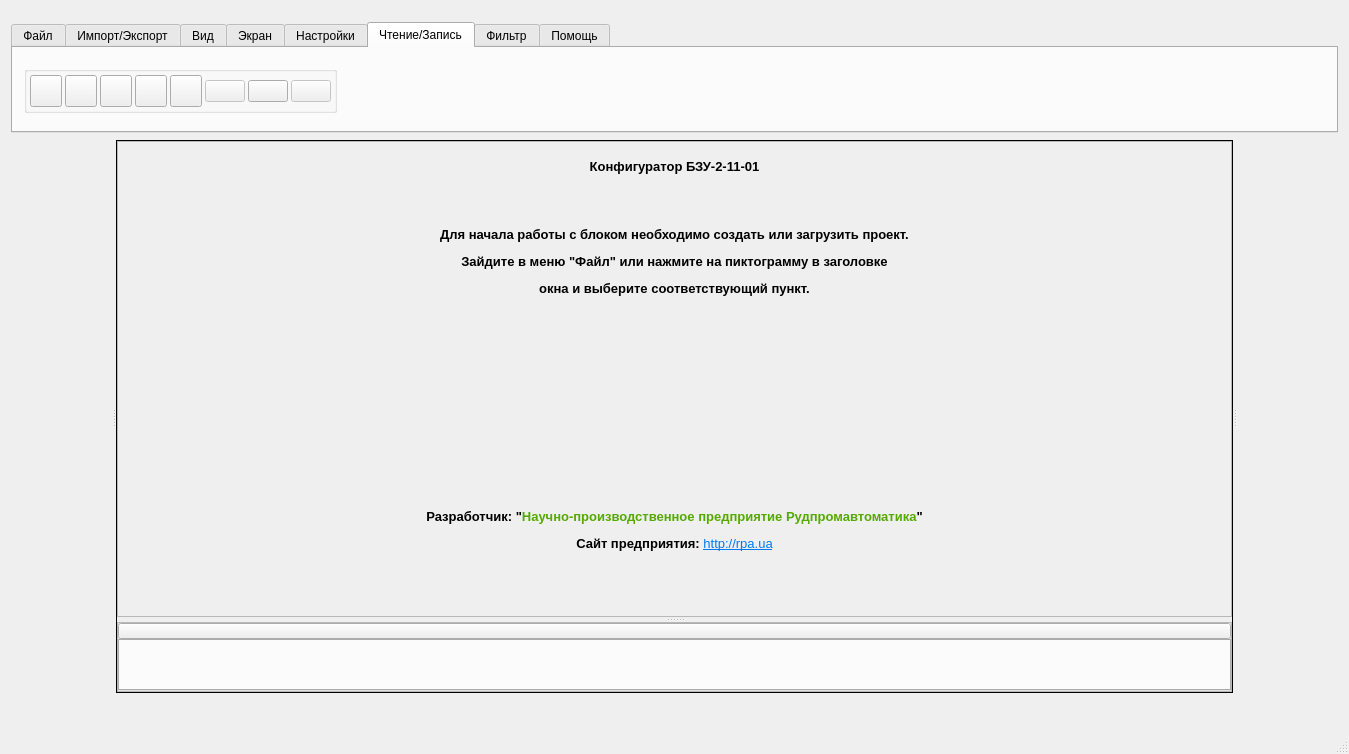
The window that configuratorwindow.ui (vlarry/configurator) describes before a commit, drawn with Qt 5.
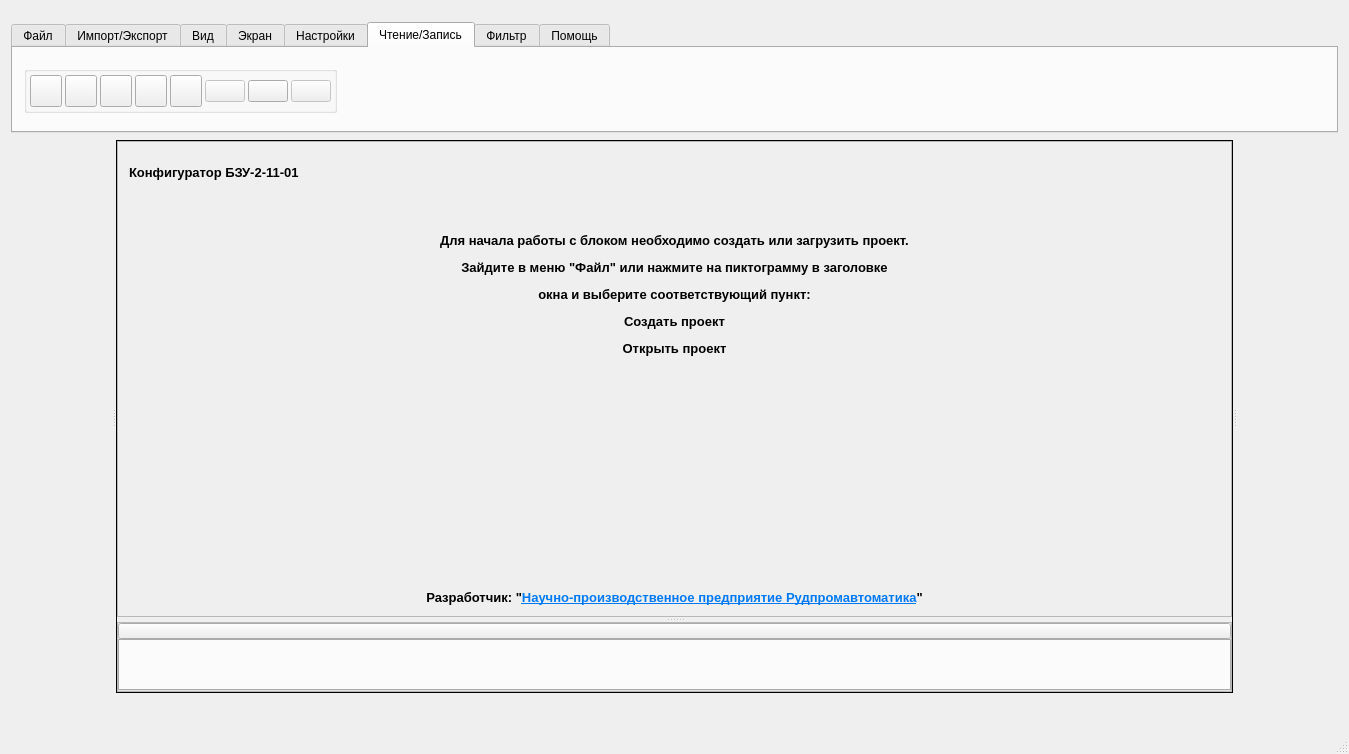
The same window after the commit. Icons and pictures are not drawn. Custom widgets are drawn as their Qt base class.

Commit message: Исправление прыжка окна вправо при переходе в нормальный режим из максимального; Доработка окна приветствия; Реализация перехода по ссылке на сайт производителя в окне приветствия.

```diff
--- a/configuratorwindow.ui
+++ b/configuratorwindow.ui
@@ -16,6 +16,18 @@
     <verstretch>0</verstretch>
    </sizepolicy>
   </property>
+  <property name="minimumSize">
+   <size>
+    <width>0</width>
+    <height>0</height>
+   </size>
+  </property>
+  <property name="baseSize">
+   <size>
+    <width>800</width>
+    <height>640</height>
+   </size>
+  </property>
   <property name="windowTitle">
    <string>Конфигуратор БЗУ-2-11-01</string>
   </property>
@@ -2768,7 +2780,7 @@
                 </sizepolicy>
                </property>
                <property name="text">
-                <string>&lt;html&gt;&lt;head/&gt;&lt;body&gt;&lt;p align=&quot;center&quot;&gt;&lt;span style=&quot; font-size:10pt; font-weight:600;&quot;&gt;Конфигуратор БЗУ-2-11-01&lt;/span&gt;&lt;/p&gt;&lt;p align=&quot;center&quot;&gt;&lt;span style=&quot; font-size:10pt;&quot;&gt;&lt;br/&gt;&lt;/span&gt;&lt;/p&gt;&lt;p align=&quot;center&quot;&gt;&lt;span style=&quot; font-size:10pt; font-weight:600;&quot;&gt;Для начала работы с блоком необходимо создать или загрузить проект.&lt;/span&gt;&lt;/p&gt;&lt;p align=&quot;center&quot;&gt;&lt;span style=&quot; font-size:10pt; font-weight:600;&quot;&gt;Зайдите в меню &amp;quot;Файл&amp;quot; или нажмите на пиктограмму &lt;/span&gt;&lt;img src=&quot;:/images/resource/images/configurator.png&quot; width=&quot;24&quot; height=&quot;24&quot;/&gt;&lt;span style=&quot; font-size:10pt; font-weight:600;&quot;&gt; в заголовке&lt;/span&gt;&lt;/p&gt;&lt;p align=&quot;center&quot;&gt;&lt;span style=&quot; font-size:10pt; font-weight:600;&quot;&gt;окна и выберите соответствующий пункт.&lt;/span&gt;&lt;/p&gt;&lt;/body&gt;&lt;/html&gt;</string>
+                <string>&lt;html&gt;&lt;head/&gt;&lt;body&gt;&lt;p&gt;&lt;span style=&quot; font-size:10pt; font-weight:600;&quot;&gt;Конфигуратор БЗУ-2-11-01&lt;/span&gt;&lt;/p&gt;&lt;p align=&quot;center&quot;&gt;&lt;span style=&quot; font-size:10pt;&quot;&gt;&lt;br/&gt;&lt;/span&gt;&lt;/p&gt;&lt;p align=&quot;center&quot;&gt;&lt;span style=&quot; font-size:10pt; font-weight:600;&quot;&gt;Для начала работы с блоком необходимо создать или загрузить проект.&lt;/span&gt;&lt;/p&gt;&lt;p align=&quot;center&quot;&gt;&lt;span style=&quot; font-size:10pt; font-weight:600;&quot;&gt;Зайдите в меню &amp;quot;Файл&amp;quot; или нажмите на пиктограмму &lt;/span&gt;&lt;img src=&quot;:/images/resource/images/configurator.png&quot; width=&quot;24&quot; height=&quot;24&quot;/&gt;&lt;span style=&quot; font-size:10pt; font-weight:600;&quot;&gt; в заголовке&lt;/span&gt;&lt;/p&gt;&lt;p align=&quot;center&quot;&gt;&lt;span style=&quot; font-size:10pt; font-weight:600;&quot;&gt;окна и выберите соответствующий пункт:&lt;/span&gt;&lt;/p&gt;&lt;p align=&quot;center&quot;&gt;&lt;img src=&quot;:/images/resource/images/new.png&quot; width=&quot;24&quot; height=&quot;24&quot;/&gt;&lt;span style=&quot; font-size:10pt; font-weight:600;&quot;&gt;Создать проект&lt;/span&gt;&lt;/p&gt;&lt;p align=&quot;center&quot;&gt;&lt;img src=&quot;:/images/resource/images/open.png&quot; width=&quot;24&quot; height=&quot;24&quot;/&gt;&lt;span style=&quot; font-size:10pt; font-weight:600;&quot;&gt;Открыть проект&lt;/span&gt;&lt;/p&gt;&lt;/body&gt;&lt;/html&gt;</string>
                </property>
               </widget>
              </item>
@@ -2788,13 +2800,19 @@
              <item>
               <widget class="QLabel" name="labelWellcomeScreenSignature">
                <property name="sizePolicy">
-                <sizepolicy hsizetype="Expanding" vsizetype="Expanding">
+                <sizepolicy hsizetype="Expanding" vsizetype="Fixed">
                  <horstretch>0</horstretch>
                  <verstretch>0</verstretch>
                 </sizepolicy>
                </property>
                <property name="text">
-                <string>&lt;html&gt;&lt;head/&gt;&lt;body&gt;&lt;p align=&quot;center&quot;&gt;&lt;span style=&quot; font-size:10pt; font-weight:600;&quot;&gt;Разработчик: &amp;quot;&lt;/span&gt;&lt;span style=&quot; font-size:10pt; font-weight:600; color:#55aa00;&quot;&gt;Научно-производственное предприятие Рудпромавтоматика&lt;/span&gt;&lt;span style=&quot; font-size:10pt; font-weight:600;&quot;&gt;&amp;quot;&lt;/span&gt;&lt;/p&gt;&lt;p align=&quot;center&quot;&gt;&lt;span style=&quot; font-size:10pt; font-weight:600;&quot;&gt;Сайт предприятия: &lt;/span&gt;&lt;a href=&quot;http://rpa.ua&quot;&gt;&lt;span style=&quot; font-size:10pt; text-decoration: underline; color:#007af4;&quot;&gt;http://rpa.ua&lt;/span&gt;&lt;/a&gt;&lt;/p&gt;&lt;/body&gt;&lt;/html&gt;</string>
+                <string>&lt;html&gt;&lt;head/&gt;&lt;body&gt;&lt;p align=&quot;center&quot;&gt;&lt;span style=&quot; font-size:10pt; font-weight:600;&quot;&gt;Разработчик: &amp;quot;&lt;/span&gt;&lt;a href=&quot;http://rpa.ua&quot;&gt;&lt;span style=&quot; font-size:10pt; font-weight:600; text-decoration: underline; color:#007af4;&quot;&gt;Научно-производственное предприятие Рудпромавтоматика&lt;/span&gt;&lt;/a&gt;&lt;span style=&quot; font-size:10pt; font-weight:600;&quot;&gt;&amp;quot;&lt;/span&gt;&lt;/p&gt;&lt;/body&gt;&lt;/html&gt;</string>
+               </property>
+               <property name="openExternalLinks">
+                <bool>true</bool>
+               </property>
+               <property name="textInteractionFlags">
+                <set>Qt::TextBrowserInteraction</set>
                </property>
               </widget>
              </item>
```
The commit also changes 1 other file.
